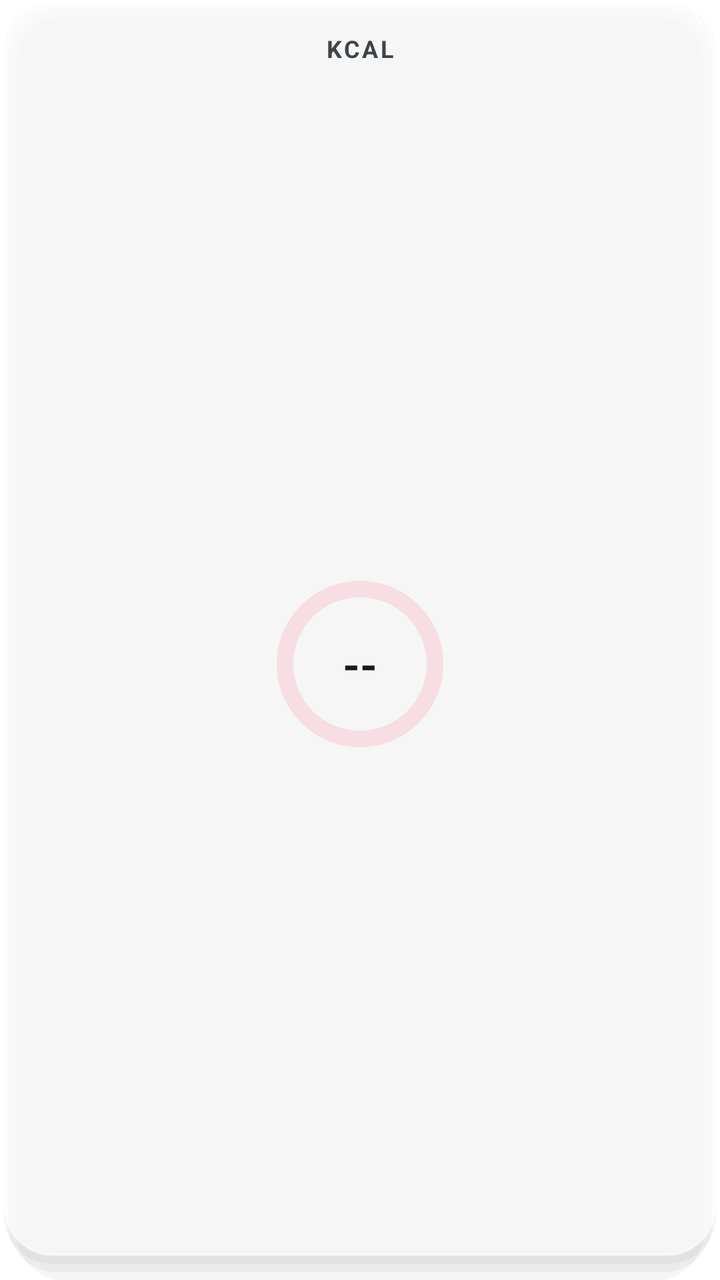
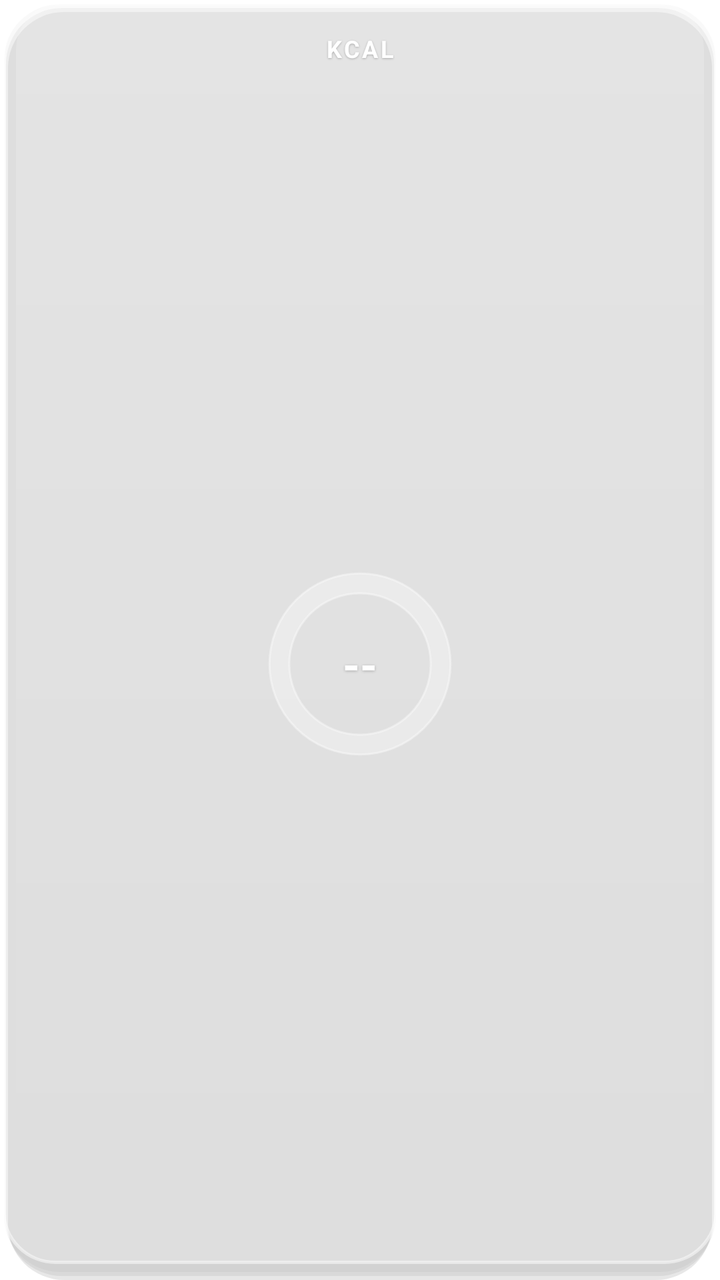

Screens rendered from an Android XML layout before and after an edit, with the pre-edit source and the edit as a unified diff.
<!-- AndroidManifest.xml: fallback theme Theme.MaterialComponents.DayNight.NoActionBar -->
<!-- res/layout/widget_layout_small.xml -->
<?xml version="1.0" encoding="utf-8"?>
<RelativeLayout xmlns:android="http://schemas.android.com/apk/res/android"
    android:layout_width="match_parent"
    android:layout_height="match_parent"
    android:background="@drawable/widget_bg_skeuomorphic"
    android:padding="16dp">

    <TextView
        android:id="@+id/tv_title"
        android:layout_width="wrap_content"
        android:layout_height="wrap_content"
        android:layout_alignParentTop="true"
        android:layout_centerHorizontal="true"
        android:text="KCAL"
        android:textColor="#3D454A"
        android:textSize="12sp"
        android:textStyle="bold"
        android:letterSpacing="0.1" />

    <RelativeLayout
        android:layout_width="match_parent"
        android:layout_height="match_parent"
        android:layout_below="@id/tv_title"
        android:layout_marginTop="8dp"
        android:gravity="center">

        <ProgressBar
            android:id="@+id/pb_calories_small"
            style="?android:attr/progressBarStyleHorizontal"
            android:layout_width="100dp"
            android:layout_height="100dp"
            android:indeterminate="false"
            android:max="100"
            android:progress="0"
            android:progressDrawable="@drawable/pb_cal"
            android:layout_centerInParent="true" />

        <LinearLayout
            android:layout_width="wrap_content"
            android:layout_height="wrap_content"
            android:layout_centerInParent="true"
            android:gravity="center"
            android:orientation="vertical">

            <TextView
                android:id="@+id/tv_cal_consumed_small"
                android:layout_width="wrap_content"
                android:layout_height="wrap_content"
                android:text="--"
                android:textColor="#181A1F"
                android:textSize="22sp"
                android:textStyle="bold" />
        </LinearLayout>
    </RelativeLayout>
</RelativeLayout>
<!-- resources referenced by this layout -->
<resources>
  <!-- drawable pb_cal (drawable) -->
  <?xml version="1.0" encoding="utf-8"?>
  <layer-list xmlns:android="http://schemas.android.com/apk/res/android">
      <item android:id="@android:id/background">
          <shape
              android:shape="ring"
              android:innerRadiusRatio="3"
              android:thicknessRatio="12"
              android:useLevel="false">
              <solid android:color="#20FA3964" />
          </shape>
      </item>
      <item android:id="@android:id/progress">
          <rotate
              android:fromDegrees="270"
              android:toDegrees="270">
              <shape
                  android:shape="ring"
                  android:innerRadiusRatio="3"
                  android:thicknessRatio="12"
                  android:useLevel="true">
                  <gradient
                      android:startColor="#FF2D55"
                      android:endColor="#FF375F"
                      android:type="sweep" />
              </shape>
          </rotate>
      </item>
  </layer-list>
  <!-- drawable widget_bg_skeuomorphic (drawable) -->
  <?xml version="1.0" encoding="utf-8"?>
  <layer-list xmlns:android="http://schemas.android.com/apk/res/android">
      
      <item android:top="2dp" android:left="2dp" android:right="2dp" android:bottom="8dp">
          <shape><corners android:radius="24dp"/><solid android:color="#0A000000"/></shape>
      </item>
      <item android:top="4dp" android:left="4dp" android:right="4dp" android:bottom="4dp">
          <shape><corners android:radius="24dp"/><solid android:color="#0A000000"/></shape>
      </item>
      <item android:top="8dp" android:left="8dp" android:right="8dp" android:bottom="0dp">
          <shape><corners android:radius="24dp"/><solid android:color="#0A000000"/></shape>
      </item>
      
      
      <item android:bottom="12dp" android:left="2dp" android:right="2dp" android:top="2dp">
          <shape android:shape="rectangle">
              <corners android:radius="24dp" />
              
              <solid android:color="#B3FFFFFF" />
              
              <stroke android:width="1dp" android:color="#80FFFFFF" />
          </shape>
      </item>
  </layer-list>
</resources>

<!-- the commit's change to res/layout/widget_layout_small.xml (unified diff, before → after) -->
@@ -12,10 +12,14 @@
         android:layout_alignParentTop="true"
         android:layout_centerHorizontal="true"
         android:text="KCAL"
-        android:textColor="#3D454A"
+        android:textColor="#FFFFFF"
         android:textSize="12sp"
         android:textStyle="bold"
-        android:letterSpacing="0.1" />
+        android:letterSpacing="0.1"
+        android:shadowColor="#40000000"
+        android:shadowDx="0"
+        android:shadowDy="1"
+        android:shadowRadius="2" />
 
     <RelativeLayout
         android:layout_width="match_parent"
@@ -47,7 +51,11 @@
                 android:layout_width="wrap_content"
                 android:layout_height="wrap_content"
                 android:text="--"
-                android:textColor="#181A1F"
+                android:textColor="#FFFFFF"
+                android:shadowColor="#40000000"
+                android:shadowDx="0"
+                android:shadowDy="1"
+                android:shadowRadius="3"
                 android:textSize="22sp"
                 android:textStyle="bold" />
         </LinearLayout>
<!-- resource entries referenced after the edit -->
@@ -3,23 +3,27 @@
   <!-- drawable pb_cal (drawable) -->
   <?xml version="1.0" encoding="utf-8"?>
   <layer-list xmlns:android="http://schemas.android.com/apk/res/android">
+      
       <item android:id="@android:id/background">
           <shape
               android:shape="ring"
-              android:innerRadiusRatio="3"
-              android:thicknessRatio="12"
+              android:innerRadiusRatio="2.8"
+              android:thicknessRatio="10"
               android:useLevel="false">
-              <solid android:color="#20FA3964" />
+              
+              <solid android:color="#50FFFFFF" />
+              <stroke android:width="1dp" android:color="#60FFFFFF" />
           </shape>
       </item>
+      
       <item android:id="@android:id/progress">
           <rotate
               android:fromDegrees="270"
               android:toDegrees="270">
               <shape
                   android:shape="ring"
-                  android:innerRadiusRatio="3"
-                  android:thicknessRatio="12"
+                  android:innerRadiusRatio="2.8"
+                  android:thicknessRatio="10"
                   android:useLevel="true">
                   <gradient
                       android:startColor="#FF2D55"
@@ -33,24 +37,35 @@
   <?xml version="1.0" encoding="utf-8"?>
   <layer-list xmlns:android="http://schemas.android.com/apk/res/android">
       
-      <item android:top="2dp" android:left="2dp" android:right="2dp" android:bottom="8dp">
-          <shape><corners android:radius="24dp"/><solid android:color="#0A000000"/></shape>
+      <item android:top="6dp" android:left="4dp" android:right="4dp" android:bottom="0dp">
+          <shape><corners android:radius="28dp"/><solid android:color="#18000000"/></shape>
       </item>
-      <item android:top="4dp" android:left="4dp" android:right="4dp" android:bottom="4dp">
-          <shape><corners android:radius="24dp"/><solid android:color="#0A000000"/></shape>
+      <item android:top="4dp" android:left="3dp" android:right="3dp" android:bottom="2dp">
+          <shape><corners android:radius="28dp"/><solid android:color="#10000000"/></shape>
       </item>
-      <item android:top="8dp" android:left="8dp" android:right="8dp" android:bottom="0dp">
-          <shape><corners android:radius="24dp"/><solid android:color="#0A000000"/></shape>
+      <item android:top="2dp" android:left="2dp" android:right="2dp" android:bottom="4dp">
+          <shape><corners android:radius="28dp"/><solid android:color="#08000000"/></shape>
       </item>
+  
       
+      <item android:bottom="8dp" android:left="1dp" android:right="1dp" android:top="1dp">
+          <shape android:shape="rectangle">
+              <corners android:radius="26dp" />
+              
+              <solid android:color="#40FFFFFF" />
+              
+              <stroke android:width="1.5dp" android:color="#80FFFFFF" />
+          </shape>
+      </item>
+  
       
-      <item android:bottom="12dp" android:left="2dp" android:right="2dp" android:top="2dp">
+      <item android:bottom="8dp" android:left="8dp" android:right="8dp" android:top="1dp">
           <shape android:shape="rectangle">
               <corners android:radius="24dp" />
-              
-              <solid android:color="#B3FFFFFF" />
-              
-              <stroke android:width="1dp" android:color="#80FFFFFF" />
+              <gradient
+                  android:startColor="#30FFFFFF"
+                  android:endColor="#00FFFFFF"
+                  android:angle="270" />
           </shape>
       </item>
   </layer-list>
